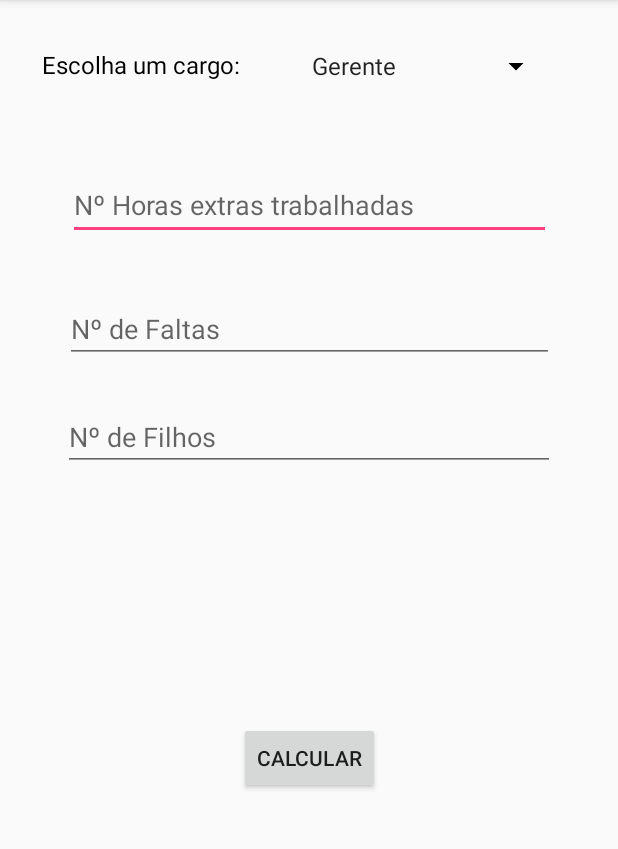
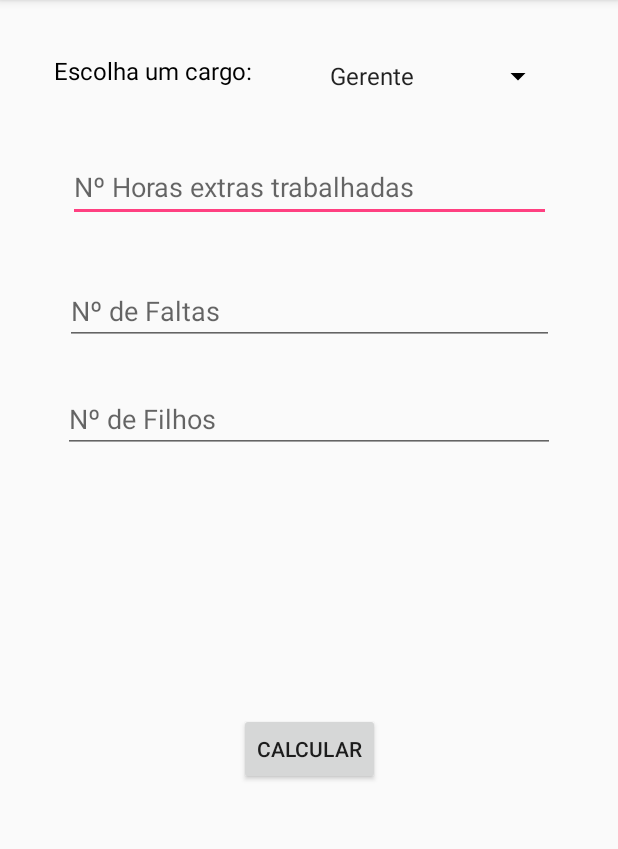
Before and after one commit to lucasdmi/Trabalho0220181, an Android app: the screen it shows after launch (MainActivity), on a phone screen of 412 x 824 dp, the part 84-933 px from its top. Run offline under Robolectric (Android 15) with nearby library versions, the phone set to English and light mode, and no system bars.

Commit message:
Melhorando a organização dos componentes

```diff
--- a/app/src/main/res/layout/activity_main.xml
+++ b/app/src/main/res/layout/activity_main.xml
@@ -11,8 +11,8 @@
         style="@android:style/Widget.TextView.SpinnerItem"
         android:layout_width="0dp"
         android:layout_height="38dp"
-        android:layout_marginStart="28dp"
-        android:layout_marginTop="32dp"
+        android:layout_marginStart="36dp"
+        android:layout_marginTop="36dp"
         android:text="@string/escolha"
         android:textStyle="normal"
         android:visibility="visible"
@@ -22,17 +22,15 @@
 
     <Spinner
         android:id="@+id/spCargo"
-        android:layout_width="168dp"
-        android:layout_height="24dp"
-        android:layout_marginEnd="44dp"
-        android:layout_marginStart="8dp"
-        android:layout_marginTop="32dp"
+        android:layout_width="157dp"
+        android:layout_height="29dp"
+        android:layout_marginTop="36dp"
         android:backgroundTint="@android:color/background_dark"
         android:dropDownWidth="match_parent"
         android:entries="@array/cargo"
         android:visibility="visible"
         app:layout_constraintEnd_toEndOf="parent"
-        app:layout_constraintHorizontal_bias="1.0"
+        app:layout_constraintHorizontal_bias="0.507"
         app:layout_constraintStart_toEndOf="@+id/tCargo"
         app:layout_constraintTop_toTopOf="parent" />
 
@@ -42,7 +40,7 @@
         android:layout_height="46dp"
         android:layout_marginEnd="8dp"
         android:layout_marginStart="8dp"
-        android:layout_marginTop="44dp"
+        android:layout_marginTop="28dp"
         android:ems="10"
         android:hint="@string/hora"
         android:inputType="number"
```
